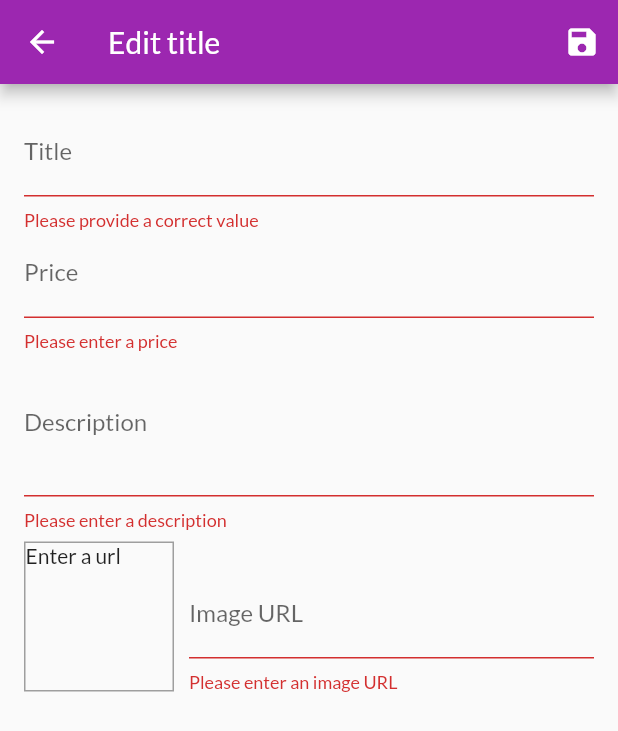
After one commit to MohamedBentouhami/shop_app, a Flutter app: the EditProductScreen screen opened by its route, after a tap on the "save" icon, on a phone screen of 412 x 824 dp. The commit adds this screen. Shown: the top 731 px of the screen. Run offline on Flutter 3.47's test engine with Material 2 defaults, Android fonts, the phone set to English and light mode, and no system bars; network calls fail.

Commit message:
add form to add product

```diff
--- a/shop_app/lib/main.dart
+++ b/shop_app/lib/main.dart
@@ -2,6 +2,7 @@ import 'package:flutter/material.dart';
 import 'package:provider/provider.dart';
 import 'package:shop_app/providers/cart.dart';
 import 'package:shop_app/providers/orders.dart';
+import 'package:shop_app/screens/edit_product_screen.dart';
 import 'package:shop_app/screens/orders_screen.dart';
 import 'package:shop_app/screens/user_products_screen.dart';
 
@@ -45,6 +46,7 @@ class MyApp extends StatelessWidget {
           CartScreen.routeName: (ctx) => CartScreen(),
           OrdersScreen.routeName: (ctx) => OrdersScreen(),
           UserProductsScreen.routeName: (ctx) => UserProductsScreen(),
+          EditProductScreen.routeName: (ctx) => EditProductScreen(),
         },
       ),
     );
--- a/shop_app/lib/providers/products.dart
+++ b/shop_app/lib/providers/products.dart
@@ -45,8 +45,14 @@ class Products with ChangeNotifier {
     return _items.where((element) => element.isFavorite).toList();
   }
 
-  void addProduct() {
-    //_items.add(value);
+  void addProduct(Product product) {
+    final newProduct = Product(
+        id: DateTime.now().toString(),
+        title: product.title,
+        description: product.description,
+        price: product.price,
+        imageUrl: product.imageUrl);
+    _items.add(newProduct);
     notifyListeners();
   }
 
--- /dev/null
+++ b/shop_app/lib/screens/edit_product_screen.dart
@@ -0,0 +1,207 @@
+import 'package:flutter/material.dart';
+import 'package:provider/provider.dart';
+
+import '../providers/product.dart';
+import '../providers/products.dart';
+
+class EditProductScreen extends StatefulWidget {
+  static const routeName = '/edit-product';
+
+  @override
+  State<EditProductScreen> createState() => _EditProductScreenState();
+}
+
+class _EditProductScreenState extends State<EditProductScreen> {
+  final _imageUrlController = TextEditingController();
+  final _imageUrlFocusNode = FocusNode();
+  final _form = GlobalKey<FormState>();
+  var _editProduct = Product(
+    id: '',
+    title: '',
+    description: '',
+    price: 0,
+    imageUrl: '',
+  );
+
+  void _updateImageUrl() {
+    if (!_imageUrlFocusNode.hasFocus) {
+      setState(() {});
+    }
+  }
+
+  void _saveForm() {
+    var isValid = _form.currentState?.validate();
+    if (isValid as bool) {
+      _form.currentState?.save();
+      Provider.of<Products>(context, listen: false).addProduct(_editProduct);
+      Navigator.of(context).pop();
+    }
+  }
+
+  @override
+  void initState() {
+    super.initState();
+    _imageUrlFocusNode.addListener(_updateImageUrl);
+  }
+
+  @override
+  void dispose() {
+    super.dispose();
+    _imageUrlFocusNode.removeListener(_updateImageUrl);
+    _imageUrlFocusNode.dispose();
+    _imageUrlController.dispose();
+  }
+
+  @override
+  Widget build(BuildContext context) {
+    return Scaffold(
+      appBar: AppBar(
+        title: const Text('Edit title'),
+        actions: [
+          IconButton(
+            onPressed: _saveForm,
+            icon: const Icon(Icons.save),
+          )
+        ],
+      ),
+      body: Padding(
+        padding: const EdgeInsets.all(16.0),
+        child: Form(
+            key: _form,
+            child: ListView(
+              children: [
+                TextFormField(
+                  decoration: const InputDecoration(labelText: 'Title'),
+                  textInputAction: TextInputAction.next,
+                  validator: (value) {
+                    if (value!.isEmpty) {
+                      return 'Please provide a correct value';
+                    }
+                    return null;
+                  },
+                  onSaved: (value) {
+                    _editProduct = Product(
+                      id: _editProduct.id,
+                      title: value as String,
+                      description: _editProduct.description,
+                      price: _editProduct.price,
+                      imageUrl: _editProduct.imageUrl,
+                    );
+                  },
+                ),
+                TextFormField(
+                    decoration: const InputDecoration(labelText: 'Price'),
+                    textInputAction: TextInputAction.next,
+                    keyboardType: TextInputType.number,
+                    validator: (value) {
+                      if (value!.isEmpty) {
+                        return "Please enter a price";
+                      }
+                      var price = double.tryParse(value);
+                      if (price == null) {
+                        return "Enter a valid number";
+                      }
+                      if (price <= 0) {
+                        return "Please enter a number greater than 0";
+                      }
+                      return null;
+                    },
+                    onSaved: (value) {
+                      _editProduct = Product(
+                          id: _editProduct.id,
+                          title: _editProduct.title,
+                          description: _editProduct.description,
+                          price: double.parse(value as String),
+                          imageUrl: _editProduct.imageUrl);
+                    }),
+                TextFormField(
+                    decoration: const InputDecoration(labelText: 'Description'),
+                    maxLines: 3,
+                    keyboardType: TextInputType.multiline,
+                    validator: (value) {
+                      if (value!.isEmpty) {
+                        return 'Please enter a description';
+                      }
+                      if (value.length < 10) {
+                        return 'Should be at least 10 characters long.';
+                      }
+                      return null;
+                    },
+                    onSaved: (value) {
+                      _editProduct = Product(
+                        id: _editProduct.id,
+                        title: _editProduct.title,
+                        description: value as String,
+                        price: _editProduct.price,
+                        imageUrl: _editProduct.imageUrl,
+                      );
+                    }),
+                Row(
+                  crossAxisAlignment: CrossAxisAlignment.end,
+                  children: [
+                    Container(
+                      height: 100,
+                      width: 100,
+                      margin: const EdgeInsets.only(top: 8, right: 10),
+                      decoration: BoxDecoration(
+                          border: Border.all(width: 1, color: Colors.grey)),
+                      child: _imageUrlController.text.isEmpty
+                          ? const Text('Enter a url')
+                          : FittedBox(
+                              child: Image.network(
+                                _imageUrlController.text,
+                                fit: BoxFit.cover,
+                              ),
+                            ),
+                    ),
+                    Expanded(
+                      child: TextFormField(
+                          decoration:
+                              const InputDecoration(labelText: 'Image URL'),
+                          keyboardType: TextInputType.url,
+                          textInputAction: TextInputAction.done,
+                          onEditingComplete: () {
+                            setState(() {});
+                          },
+                          controller: _imageUrlController,
+                          focusNode: _imageUrlFocusNode,
+                          onFieldSubmitted: (_) {
+                            _saveForm();
+                          },
+                          validator: (value) {
+                            if (value == null) {
+                              return 'Enter a valid value';
+                            }
+                            if (value.isEmpty) {
+                              return 'Please enter an image URL';
+                            }
+                            if (value.startsWith('htpp') &&
+                                value.startsWith('https')) {
+                              return 'Please enter a valid URL';
+                            }
+                            if (!value.endsWith('png') &&
+                                !value.endsWith('jpg') &&
+                                !value.endsWith('jpeg')) {
+                              return 'Please enter a valid image URL';
+                            }
+
+                            return null;
+                          },
+                          onSaved: (value) {
+                            _editProduct = Product(
+                              id: _editProduct.id,
+                              title: _editProduct.title,
+                              description: _editProduct.description,
+                              price: _editProduct.price,
+                              imageUrl: value as String,
+                            );
+                          }),
+                    )
+                  ],
+                )
+              ],
+            )),
+      ),
+    );
+  }
+}
--- a/shop_app/lib/screens/products_overview_screen.dart
+++ b/shop_app/lib/screens/products_overview_screen.dart
@@ -2,8 +2,8 @@
 
 import 'package:flutter/material.dart';
 import 'package:provider/provider.dart';
+
 import '../widgets/app_drawer.dart';
-
 import '../providers/cart.dart';
 import '../screens/cart_screen.dart';
 import '../widgets/product_grid.dart';
--- a/shop_app/lib/screens/user_products_screen.dart
+++ b/shop_app/lib/screens/user_products_screen.dart
@@ -1,9 +1,11 @@
 import 'package:flutter/material.dart';
 import 'package:provider/provider.dart';
-import 'package:shop_app/widgets/app_drawer.dart';
-import 'package:shop_app/widgets/user_product_item.dart';
+
+import '../widgets/app_drawer.dart';
+import '../widgets/user_product_item.dart';
 
 import '../providers/products.dart';
+import 'edit_product_screen.dart';
 
 // ignore: use_key_in_widget_constructors
 class UserProductsScreen extends StatelessWidget {
@@ -19,7 +21,7 @@ class UserProductsScreen extends StatelessWidget {
         actions: [
           IconButton(
               onPressed: () {
-                //
+                Navigator.of(context).pushNamed(EditProductScreen.routeName);
               },
               icon: const Icon(Icons.add))
         ],
```
